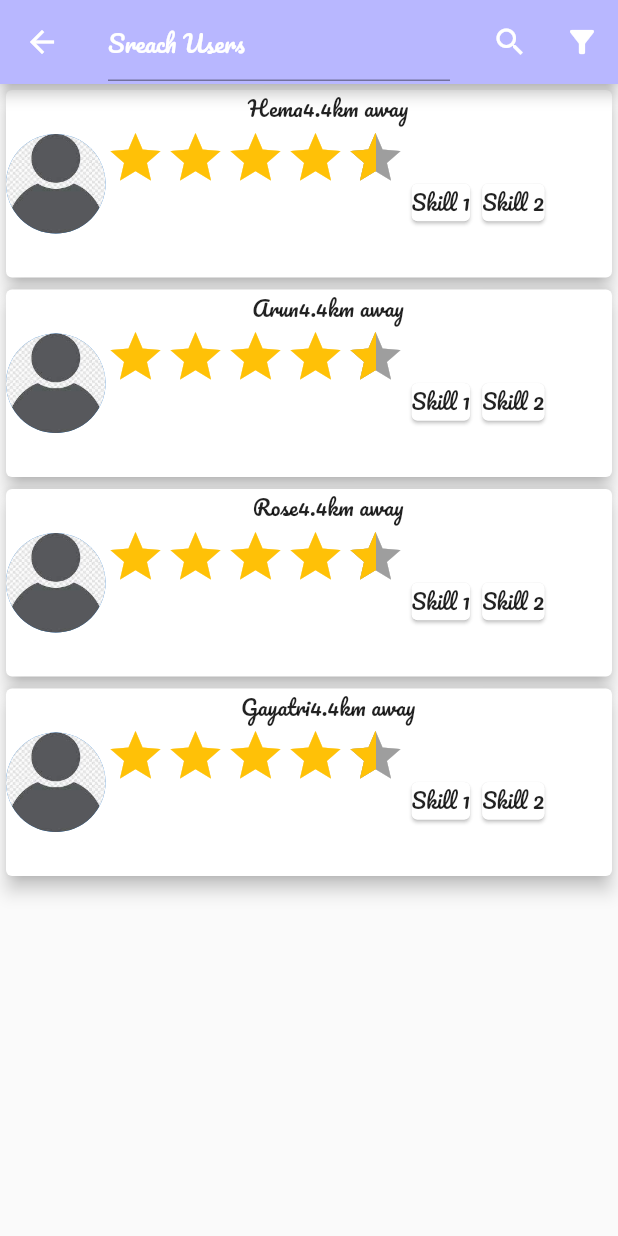
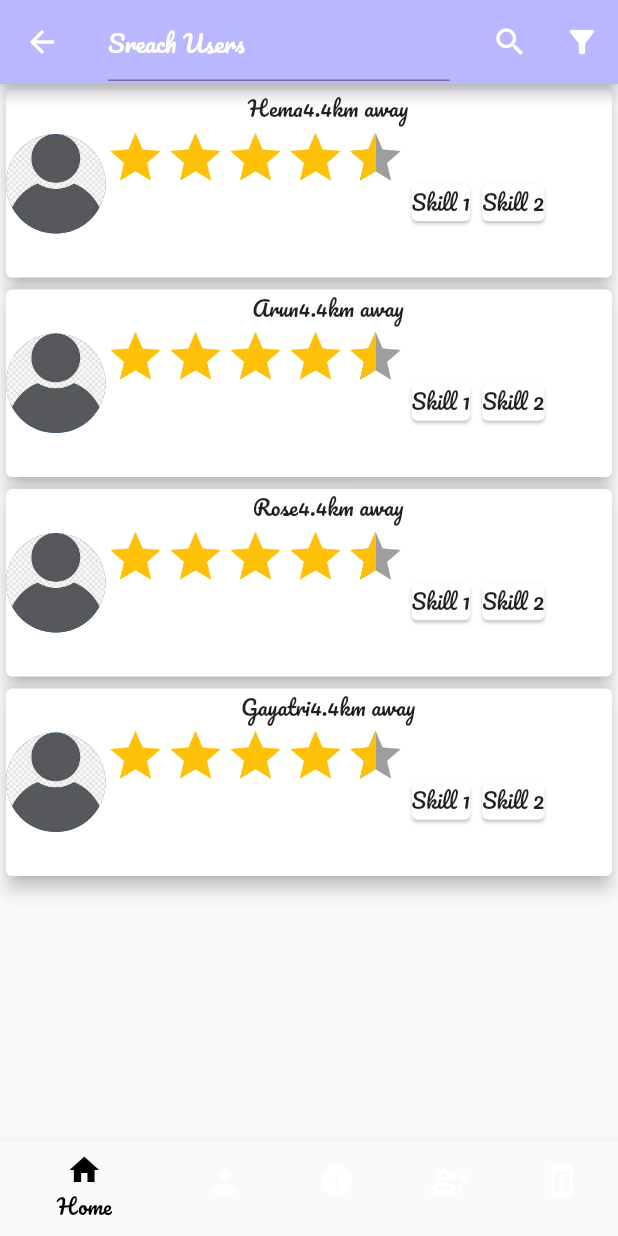
Before and after one commit to ak-1420/quickdeed_mobile, a Flutter app: the HomeScreen screen opened by its route, after a tap on the "search" icon, on a phone screen of 412 x 824 dp. Run offline on Flutter 3.47's test engine with Material 2 defaults, Android fonts, the phone set to English and light mode, and no system bars; drawn by our look-alikes of flutter_rating_bar; our stand-ins replace flutter_screenutil, google_fonts, image_picker, material_design_icons_flutter; missing offline and left inert: sticky_footer_scrollview.

Commit message:
bottom bar added to home screen

```diff
--- a/quickdeed/lib/screeens/home_screem.dart
+++ b/quickdeed/lib/screeens/home_screem.dart
@@ -5,8 +5,8 @@ import 'package:google_fonts/google_fonts.dart';
 import 'package:material_design_icons_flutter/material_design_icons_flutter.dart';
 import '../Models/users_model.dart';
 import 'package:flutter_rating_bar/flutter_rating_bar.dart';
-
-import 'package:image_picker/image_picker.dart';
+import 'package:sticky_footer_scrollview/sticky_footer_scrollview.dart';
+// import 'package:image_picker/image_picker.dart';
 import '../Models/works_model.dart';
 
 class HomeScreen extends StatefulWidget {
@@ -17,6 +17,7 @@ class HomeScreen extends StatefulWidget {
 }
 
 class _HomeScreenState extends State<HomeScreen> {
+  int _selectedIndex = 0;
   final nameController = TextEditingController();
 
   final emailController = TextEditingController();
@@ -77,6 +78,12 @@ class _HomeScreenState extends State<HomeScreen> {
           createdTime: DateTime.now(),
           location: "1.5km away"),
     ];
+
+   void _onItemTapped(int index) {
+    setState(() {
+      _selectedIndex = index;
+    });
+  }
     return Scaffold(
       appBar: AppBar(
         title: _isSearch
@@ -204,6 +211,36 @@ class _HomeScreenState extends State<HomeScreen> {
                 );
               }).toList(),
             ),
+      bottomNavigationBar: BottomNavigationBar(
+        items: const <BottomNavigationBarItem>[
+          BottomNavigationBarItem(
+            icon: Icon(Icons.home),
+            label: 'Home',
+          ),
+          BottomNavigationBarItem(
+            icon: Icon(Icons.person),
+            label: 'profile',
+          ),
+          BottomNavigationBarItem(
+            icon: Icon(Icons.add_circle),
+
+            label: 'Post',
+          ),
+          BottomNavigationBarItem(
+            icon: Icon(Icons.group_add_outlined),
+            label: 'Connections',
+            backgroundColor: Color.fromRGBO(184, 183, 255, 1),
+          ),
+          BottomNavigationBarItem(
+            icon: Icon(Icons.perm_device_information),
+            label: 'About',
+            backgroundColor: Color.fromRGBO(184, 183, 255, 1),
+          ),
+        ],
+        currentIndex: _selectedIndex,
+        selectedItemColor: Colors.black,
+        onTap: _onItemTapped,
+      ),
     );
   }
 }
--- a/quickdeed/pubspec.yaml
+++ b/quickdeed/pubspec.yaml
@@ -48,6 +48,7 @@ dependencies:
   image_picker: ^0.8.4+4
 
   flutter_rating_bar: ^4.0.0
+  sticky_footer_scrollview: ^1.1.0
 
 
 
```
Also changed, not shown: quickdeed/lib/screeens/rate_worker.dart (+14 -3 lines), quickdeed/pubspec.lock.
